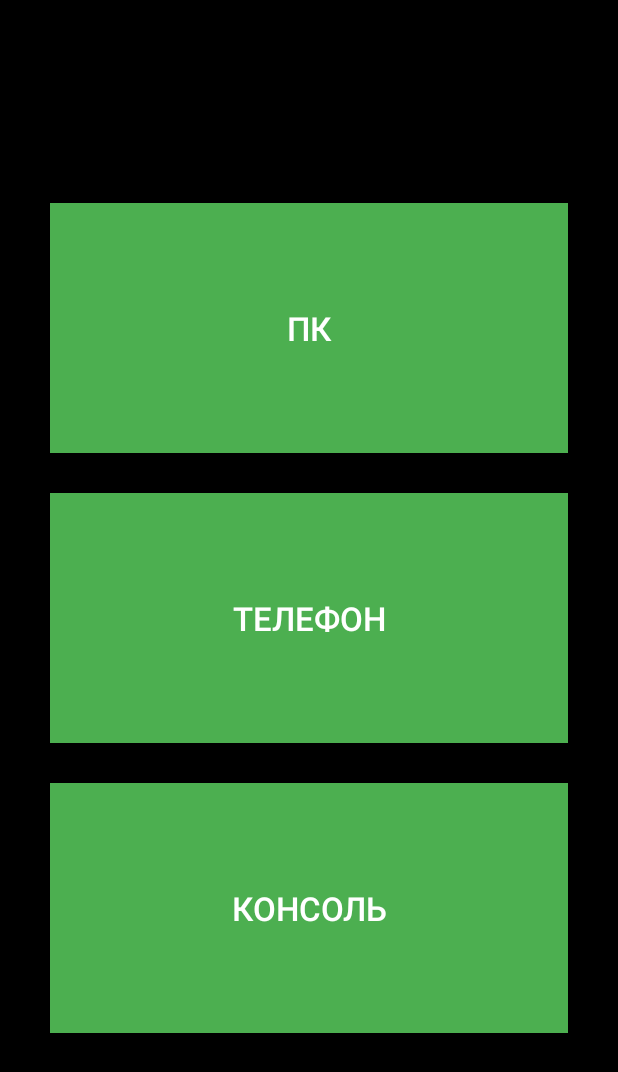
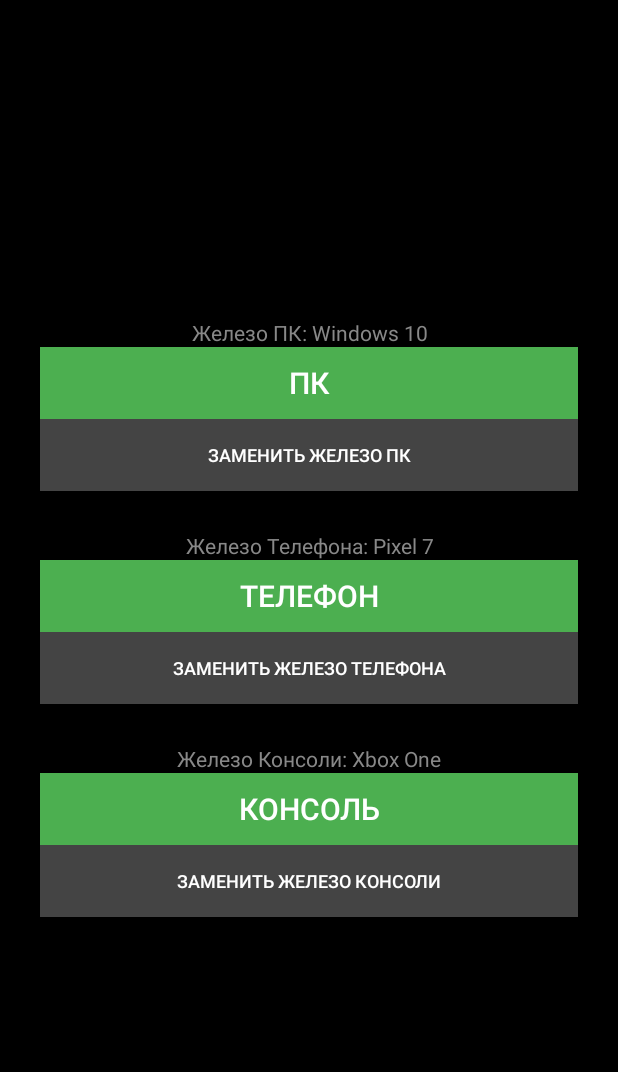
Before and after one commit to plsgreblechec-beep/BedrockBridge, an Android app: the SelectDeviceActivity screen opened directly, with no data from a screen before it, on a phone screen of 412 x 824 dp. Shown: the top 1072 px of the screen. Run offline under Robolectric (Android 15) with nearby library versions, the phone set to English and light mode, and no system bars.

Commit message:
Update SelectDeviceActivity.kt

```diff
--- a/app/src/main/java/com/example/bedrockbridge/SelectDeviceActivity.kt
+++ b/app/src/main/java/com/example/bedrockbridge/SelectDeviceActivity.kt
@@ -7,6 +7,8 @@ import android.os.Bundle
 import android.view.Gravity
 import android.widget.Button
 import android.widget.LinearLayout
+import android.widget.TextView
+import android.widget.Toast
 
 class SelectDeviceActivity : Activity() {
     override fun onCreate(savedInstanceState: Bundle?) {
@@ -21,45 +23,102 @@ class SelectDeviceActivity : Activity() {
         val layout = LinearLayout(this).apply {
             orientation = LinearLayout.VERTICAL
             gravity = Gravity.CENTER
-            setPadding(50, 50, 50, 50)
+            setPadding(40, 40, 40, 40)
         }
 
-        val btnPc = Button(this).apply {
+        // --- БЛОК ПК ---
+        val tvPc = TextView(this).apply {
+            text = "Железо ПК: ${DeviceGenerator.getCurrentPC(this@SelectDeviceActivity)}"
+            setTextColor(Color.GRAY)
+            textSize = 14f
+            gravity = Gravity.CENTER
+        }
+        val btnPcConnect = Button(this).apply {
             text = "ПК"
-            textSize = 22f
+            textSize = 20f
             setBackgroundColor(accentColor)
             setTextColor(Color.WHITE)
-            layoutParams = LinearLayout.LayoutParams(
-                LinearLayout.LayoutParams.MATCH_PARENT, 250
-            ).apply { setMargins(0, 20, 0, 20) }
-            setOnClickListener { goToGame(ip, nick, 7, DeviceGenerator.getRandomPC()) }
+            setOnClickListener { goToGame(ip, nick, 7, DeviceGenerator.getCurrentPC(this@SelectDeviceActivity)) }
+        }
+        val btnPcChange = Button(this).apply {
+            text = "Заменить железо ПК"
+            textSize = 12f
+            setBackgroundColor(Color.DKGRAY)
+            setTextColor(Color.WHITE)
+            setOnClickListener {
+                DeviceGenerator.changePC(this@SelectDeviceActivity)
+                Toast.makeText(this@SelectDeviceActivity, "ПК железо изменено", Toast.LENGTH_SHORT).show()
+                recreate() // Обновляем экран, чтобы показать новое железо
+            }
         }
 
-        val btnPhone = Button(this).apply {
+        // --- БЛОК ТЕЛЕФОНА ---
+        val tvPhone = TextView(this).apply {
+            text = "Железо Телефона: ${DeviceGenerator.getCurrentPhone(this@SelectDeviceActivity)}"
+            setTextColor(Color.GRAY)
+            textSize = 14f
+            gravity = Gravity.CENTER
+            setPadding(0, 40, 0, 0)
+        }
+        val btnPhoneConnect = Button(this).apply {
             text = "ТЕЛЕФОН"
-            textSize = 22f
+            textSize = 20f
             setBackgroundColor(accentColor)
             setTextColor(Color.WHITE)
-            layoutParams = LinearLayout.LayoutParams(
-                LinearLayout.LayoutParams.MATCH_PARENT, 250
-            ).apply { setMargins(0, 20, 0, 20) }
-            setOnClickListener { goToGame(ip, nick, 1, DeviceGenerator.getRandomPhone()) }
+            setOnClickListener { goToGame(ip, nick, 1, DeviceGenerator.getCurrentPhone(this@SelectDeviceActivity)) }
+        }
+        val btnPhoneChange = Button(this).apply {
+            text = "Заменить железо Телефона"
+            textSize = 12f
+            setBackgroundColor(Color.DKGRAY)
+            setTextColor(Color.WHITE)
+            setOnClickListener {
+                DeviceGenerator.changePhone(this@SelectDeviceActivity)
+                Toast.makeText(this@SelectDeviceActivity, "Железо телефона изменено", Toast.LENGTH_SHORT).show()
+                recreate()
+            }
         }
 
-        val btnConsole = Button(this).apply {
+        // --- БЛОК КОНСОЛИ ---
+        val tvConsole = TextView(this).apply {
+            text = "Железо Консоли: ${DeviceGenerator.getCurrentConsole(this@SelectDeviceActivity)}"
+            setTextColor(Color.GRAY)
+            textSize = 14f
+            gravity = Gravity.CENTER
+            setPadding(0, 40, 0, 0)
+        }
+        val btnConsoleConnect = Button(this).apply {
             text = "КОНСОЛЬ"
-            textSize = 22f
+            textSize = 20f
             setBackgroundColor(accentColor)
             setTextColor(Color.WHITE)
-            layoutParams = LinearLayout.LayoutParams(
-                LinearLayout.LayoutParams.MATCH_PARENT, 250
-            ).apply { setMargins(0, 20, 0, 20) }
-            setOnClickListener { goToGame(ip, nick, 13, DeviceGenerator.getRandomConsole()) }
+            setOnClickListener { goToGame(ip, nick, 13, DeviceGenerator.getCurrentConsole(this@SelectDeviceActivity)) }
+        }
+        val btnConsoleChange = Button(this).apply {
+            text = "Заменить железо Консоли"
+            textSize = 12f
+            setBackgroundColor(Color.DKGRAY)
+            setTextColor(Color.WHITE)
+            setOnClickListener {
+                DeviceGenerator.changeConsole(this@SelectDeviceActivity)
+                Toast.makeText(this@SelectDeviceActivity, "Железо консоли изменено", Toast.LENGTH_SHORT).show()
+                recreate()
+            }
         }
 
-        layout.addView(btnPc)
-        layout.addView(btnPhone)
-        layout.addView(btnConsole)
+        // Добавляем все на экран
+        layout.addView(tvPc)
+        layout.addView(btnPcConnect)
+        layout.addView(btnPcChange)
+
+        layout.addView(tvPhone)
+        layout.addView(btnPhoneConnect)
+        layout.addView(btnPhoneChange)
+
+        layout.addView(tvConsole)
+        layout.addView(btnConsoleConnect)
+        layout.addView(btnConsoleChange)
+
         setContentView(layout)
     }
 
```
